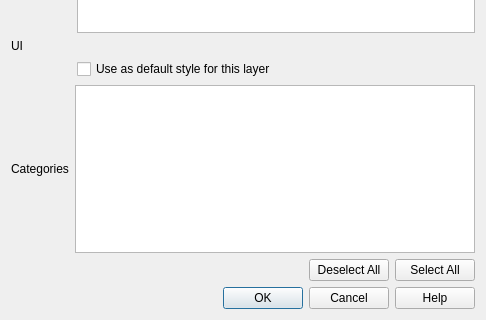
The window that src/ui/qgsmaplayersavestyledialog.ui (carsmie/QGIS) describes before a commit, drawn with Qt 5; both pictures show x 0 to 486 and y 422 to 742 of the 486 by 742 pixel window.
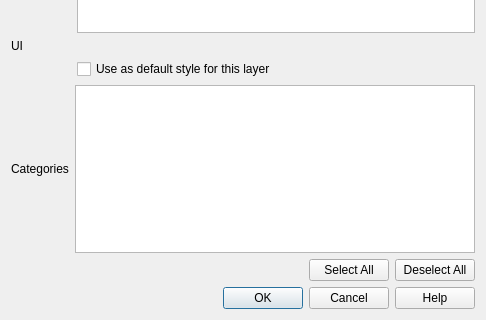
The same window after the commit. Custom widgets are drawn as their Qt base class.

Commit message: reorder buttons and adapt function names

What changed in the file:
```diff
--- a/src/ui/qgsmaplayersavestyledialog.ui
+++ b/src/ui/qgsmaplayersavestyledialog.ui
@@ -175,19 +175,19 @@
     </spacer>
    </item>
    <item row="6" column="2">
-    <widget class="QPushButton" name="mHideAllButton">
-     <property name="text">
-      <string>Deselect All</string>
-     </property>
-    </widget>
-   </item>
-   <item row="6" column="3">
-    <widget class="QPushButton" name="mShowAllButton">
+    <widget class="QPushButton" name="mSelectAllButton">
      <property name="text">
       <string>Select All</string>
      </property>
     </widget>
    </item>
+   <item row="6" column="3">
+    <widget class="QPushButton" name="mDeselectAllButton">
+     <property name="text">
+      <string>Deselect All</string>
+     </property>
+    </widget>
+   </item>
    <item row="7" column="0" colspan="4">
     <widget class="QDialogButtonBox" name="buttonBox">
      <property name="orientation">
```
Left out of the diff: 4 changed lines with no effect on the pictures. The commit also changes 4 other files.
